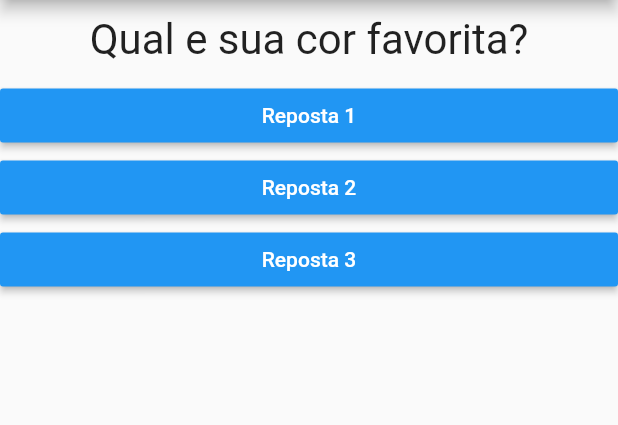
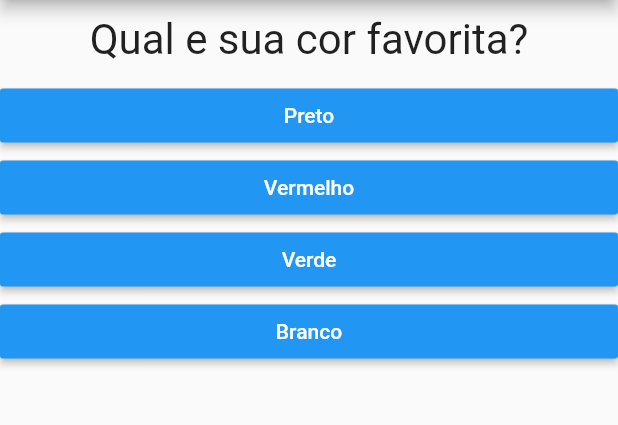
Before and after one commit to brennomarques/Flutter-perguntas, a Flutter app: the screen it shows after launch, on a phone screen of 412 x 824 dp, the part 84-509 px from its top. Run offline on Flutter 3.47's test engine with Material 2 defaults, Android fonts, the phone set to English and light mode, and no system bars.

```diff
--- a/lib/main.dart
+++ b/lib/main.dart
@@ -6,15 +6,8 @@ main() => runApp(PerguntaApp());
 
 class _PerguntaAppState extends State<PerguntaApp> {
   var _perguntaSelecionada = 0;
-  void _eResponder() {
-    setState(() {
-      _perguntaSelecionada++;
-    });
-  }
 
-  @override
-  Widget build(BuildContext context) {
-    final List<Map<String, Object>> perguntas = [
+  final _perguntas = const [
     {
       'texto': 'Qual e sua cor favorita?',
       'respostas': ['Preto', 'Vermelho', 'Verde', 'Branco'],
@@ -28,18 +21,42 @@ class _PerguntaAppState extends State<PerguntaApp> {
       'respostas': ['Maria', 'João', 'Leo', 'Pedro'],
     }
   ];
+
+  void _eResponder() {
+    if (ePerguntaSelecionada) {
+      setState(() {
+        _perguntaSelecionada++;
+      });
+    }
+  }
+
+  bool get ePerguntaSelecionada {
+    return _perguntaSelecionada < _perguntas.length;
+  }
+
+  @override
+  Widget build(BuildContext context) {
+    List<String> respostas = ePerguntaSelecionada
+        ? _perguntas[_perguntaSelecionada]['respostas']
+        : null;
+
     return MaterialApp(
       home: Scaffold(
         appBar: AppBar(
           title: Center(child: Text("Perguntas")),
         ),
-        body: Column(
+        body: ePerguntaSelecionada
+            ? Column(
                 children: <Widget>[
-            Question(perguntas[_perguntaSelecionada]['texto']),
-            Answers('Reposta 1', _eResponder),
-            Answers('Reposta 2', _eResponder),
-            Answers('Reposta 3', _eResponder),
+                  Question(_perguntas[_perguntaSelecionada]['texto']),
+                  ...respostas.map((e) => Answers(e, _eResponder)).toList(),
                 ],
+              )
+            : Center(
+                child: Text(
+                  'Parabéns!',
+                  style: TextStyle(fontSize: 28),
+                ),
               ),
       ),
     );
```
Lines whose indentation alone changed are shown as unchanged.
